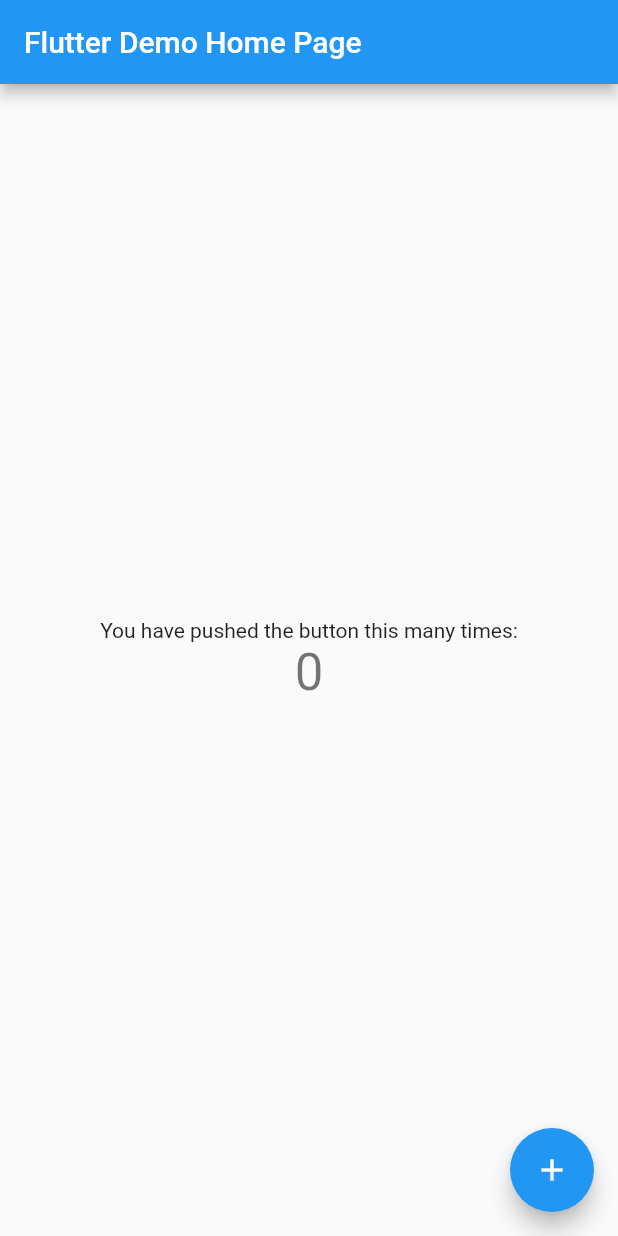
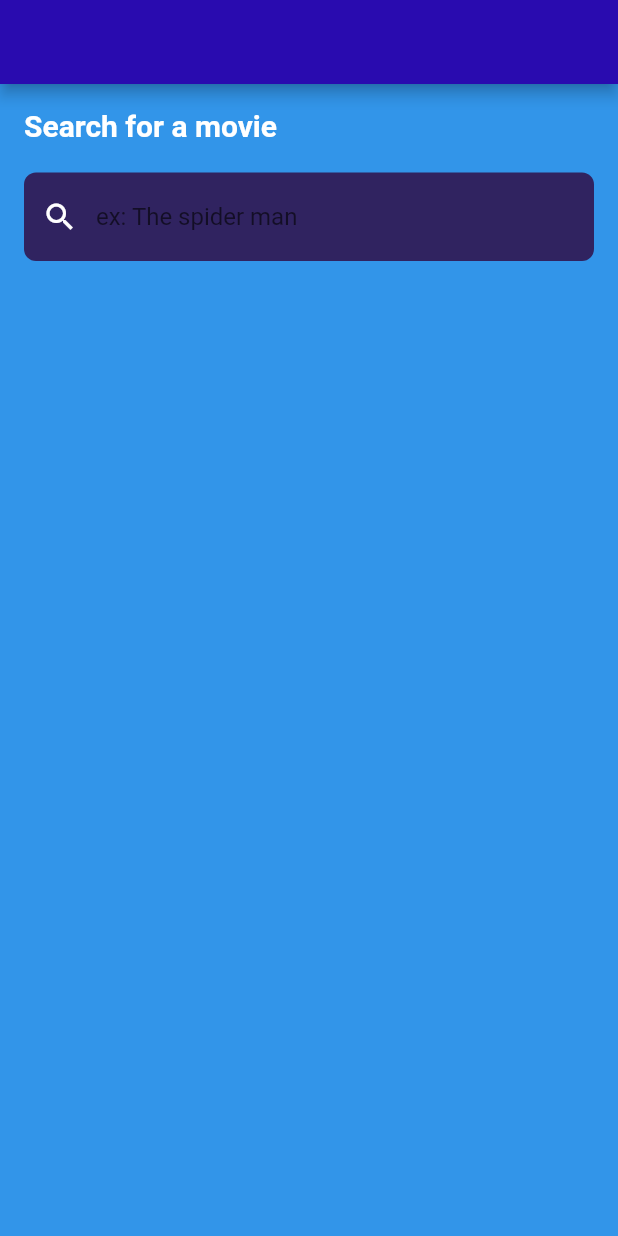
Before and after one commit to QueKhiThe/search-system, a Flutter app: the screen it shows after launch, on a phone screen of 412 x 824 dp. Run offline on Flutter 3.47's test engine with Material 2 defaults, Android fonts, the phone set to English and light mode, and no system bars.

Commit message:
config UI of home

```diff
--- a/lib/main.dart
+++ b/lib/main.dart
@@ -7,109 +7,59 @@
 class MyApp extends StatelessWidget {
   const MyApp({Key? key}) : super(key: key);
 
-  // This widget is the root of your application.
   @override
   Widget build(BuildContext context) {
     return MaterialApp(
-      title: 'Flutter Demo',
-      theme: ThemeData(
-        // This is the theme of your application.
-        //
-        // Try running your application with "flutter run". You'll see the
-        // application has a blue toolbar. Then, without quitting the app, try
-        // changing the primarySwatch below to Colors.green and then invoke
-        // "hot reload" (press "r" in the console where you ran "flutter run",
-        // or simply save your changes to "hot reload" in a Flutter IDE).
-        // Notice that the counter didn't reset back to zero; the application
-        // is not restarted.
-        primarySwatch: Colors.blue,
-      ),
-      home: const MyHomePage(title: 'Flutter Demo Home Page'),
+      home: SearchPage(),
     );
   }
 }
 
-class MyHomePage extends StatefulWidget {
-  const MyHomePage({Key? key, required this.title}) : super(key: key);
-
-  // This widget is the home page of your application. It is stateful, meaning
-  // that it has a State object (defined below) that contains fields that affect
-  // how it looks.
-
-  // This class is the configuration for the state. It holds the values (in this
-  // case the title) provided by the parent (in this case the App widget) and
-  // used by the build method of the State. Fields in a Widget subclass are
-  // always marked "final".
-
-  final String title;
+class SearchPage extends StatefulWidget {
+  const SearchPage({Key? key}) : super(key: key);
 
   @override
-  State<MyHomePage> createState() => _MyHomePageState();
+  State<SearchPage> createState() => _SearchPageState();
 }
 
-class _MyHomePageState extends State<MyHomePage> {
-  int _counter = 0;
-
-  void _incrementCounter() {
-    setState(() {
-      // This call to setState tells the Flutter framework that something has
-      // changed in this State, which causes it to rerun the build method below
-      // so that the display can reflect the updated values. If we changed
-      // _counter without calling setState(), then the build method would not be
-      // called again, and so nothing would appear to happen.
-      _counter++;
-    });
-  }
-
+class _SearchPageState extends State<SearchPage> {
   @override
   Widget build(BuildContext context) {
-    // This method is rerun every time setState is called, for instance as done
-    // by the _incrementCounter method above.
-    //
-    // The Flutter framework has been optimized to make rerunning build methods
-    // fast, so that you can just rebuild anything that needs updating rather
-    // than having to individually change instances of widgets.
     return Scaffold(
+      backgroundColor: const Color(0xFF3295e9),
       appBar: AppBar(
-        // Here we take the value from the MyHomePage object that was created by
-        // the App.build method, and use it to set our appbar title.
-        title: Text(widget.title),
+        backgroundColor: const Color(0xFF290baf),
       ),
-      body: Center(
-        // Center is a layout widget. It takes a single child and positions it
-        // in the middle of the parent.
+      body: Padding(
+        padding: EdgeInsets.all(16),
         child: Column(
-          // Column is also a layout widget. It takes a list of children and
-          // arranges them vertically. By default, it sizes itself to fit its
-          // children horizontally, and tries to be as tall as its parent.
-          //
-          // Invoke "debug painting" (press "p" in the console, choose the
-          // "Toggle Debug Paint" action from the Flutter Inspector in Android
-          // Studio, or the "Toggle Debug Paint" command in Visual Studio Code)
-          // to see the wireframe for each widget.
-          //
-          // Column has various properties to control how it sizes itself and
-          // how it positions its children. Here we use mainAxisAlignment to
-          // center the children vertically; the main axis here is the vertical
-          // axis because Columns are vertical (the cross axis would be
-          // horizontal).
-          mainAxisAlignment: MainAxisAlignment.center,
-          children: <Widget>[
+          mainAxisAlignment: MainAxisAlignment.start,
+          crossAxisAlignment: CrossAxisAlignment.start,
+          children: [
             const Text(
-              'You have pushed the button this many times:',
+              "Search for a movie",
+              style: TextStyle(
+                  color: Colors.white,
+                  fontSize: 20,
+                  fontWeight: FontWeight.bold),
             ),
-            Text(
-              '$_counter',
-              style: Theme.of(context).textTheme.headline4,
+            const SizedBox(
+              height: 20,
             ),
+            TextField(
+              decoration: InputDecoration(
+                  prefixIcon: const Icon(Icons.search),
+                  prefixIconColor: Colors.white,
+                  filled: true,
+                  fillColor: Color(0xff302360),
+                  border: OutlineInputBorder(
+                      borderRadius: BorderRadius.circular(8),
+                      borderSide: BorderSide.none),
+                  hintText: "ex: The spider man"),
+            )
           ],
         ),
       ),
-      floatingActionButton: FloatingActionButton(
-        onPressed: _incrementCounter,
-        tooltip: 'Increment',
-        child: const Icon(Icons.add),
-      ), // This trailing comma makes auto-formatting nicer for build methods.
     );
   }
 }
```
